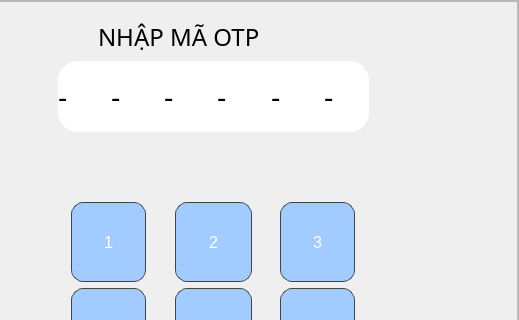
The window that app/ui/ENTER_OTP.ui (nguyenduytruong1406-pixel/IntelligentLocker) describes before a commit, drawn with Qt 5; both pictures show x 505 to 1024 and y 0 to 320 of the 1024 by 600 pixel window.
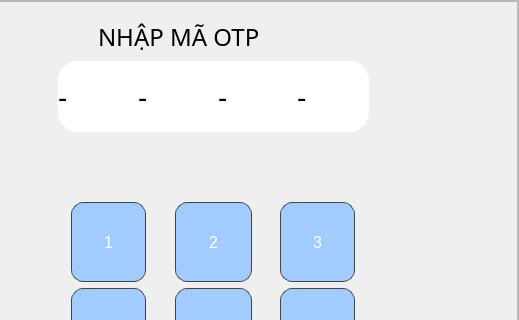
The same window after the commit.

Patch:
```diff
--- a/app/ui/ENTER_OTP.ui
+++ b/app/ui/ENTER_OTP.ui
@@ -303,44 +303,6 @@
            </property>
           </widget>
          </item>
-         <item>
-          <widget class="QLabel" name="l5">
-           <property name="font">
-            <font>
-             <pointsize>-1</pointsize>
-            </font>
-           </property>
-           <property name="styleSheet">
-            <string notr="true">QLabel{
-border:none;
-font-size:28px;
-qproperty-alignment:AlignCenter;
-}</string>
-           </property>
-           <property name="text">
-            <string>-</string>
-           </property>
-          </widget>
-         </item>
-         <item>
-          <widget class="QLabel" name="l6">
-           <property name="font">
-            <font>
-             <pointsize>-1</pointsize>
-            </font>
-           </property>
-           <property name="styleSheet">
-            <string notr="true">QLabel{
-border:none;
-font-size:28px;
-qproperty-alignment:AlignCenter;
-}</string>
-           </property>
-           <property name="text">
-            <string>-</string>
-           </property>
-          </widget>
-         </item>
         </layout>
        </widget>
        <widget class="QLabel" name="label_4">
```
